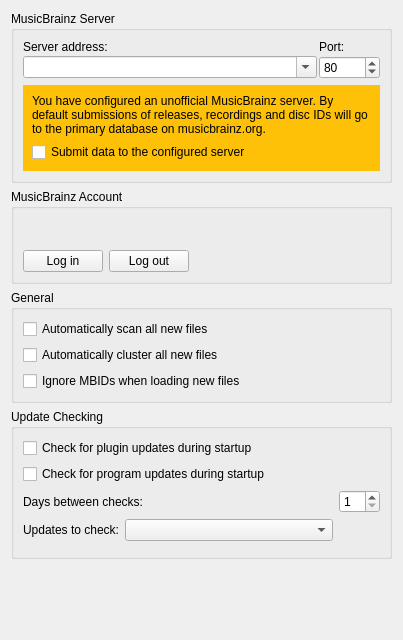
First picture: the form in ui/options_general.ui, repository metabrainz/picard, before the edit.
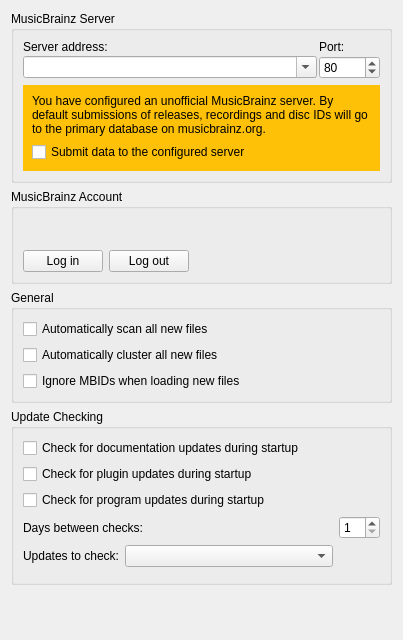
Second picture: the form after the edit.

Commit message: Add user option to enable/disable ReadTheDocs API checking

```diff
--- a/ui/options_general.ui
+++ b/ui/options_general.ui
@@ -221,9 +221,9 @@
      </property>
      <layout class="QVBoxLayout" name="verticalLayout_2">
       <item>
-       <widget class="QCheckBox" name="check_for_plugin_updates">
+       <widget class="QCheckBox" name="check_rtd_updates">
         <property name="text">
-         <string>Check for plugin updates during startup</string>
+         <string>Check for documentation updates during startup</string>
         </property>
        </widget>
       </item>
@@ -248,6 +248,13 @@
          <property name="bottomMargin">
           <number>0</number>
          </property>
+         <item>
+          <widget class="QCheckBox" name="check_for_plugin_updates">
+           <property name="text">
+            <string>Check for plugin updates during startup</string>
+           </property>
+          </widget>
+         </item>
          <item>
           <widget class="QCheckBox" name="check_for_updates">
            <property name="text">
```
Left out of the diff: 1 changed line with no effect on the pictures. The commit also changes 10 other files.
